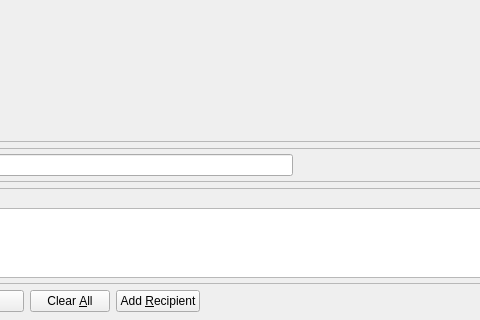
Above: src/qt/forms/zsendcoinsdialog.ui from PirateNetwork/pirate before the change; both pictures show x 137 to 617 and y 206 to 526 of the 850 by 526 pixel window. Below: the same form after it.
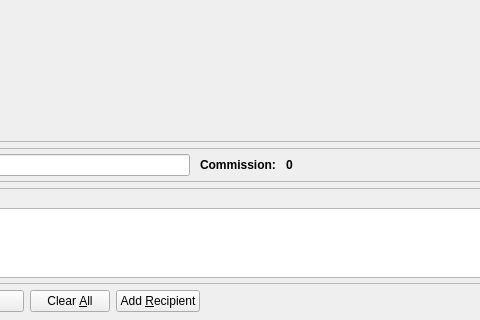
That is the form after the change. Icons and pictures are not drawn. Custom widgets are drawn as their Qt base class.

```diff
--- a/src/qt/forms/zsendcoinsdialog.ui
+++ b/src/qt/forms/zsendcoinsdialog.ui
@@ -291,6 +291,48 @@
               <item>
                <widget class="KomodoAmountField" name="customFee"/>
               </item>
+              
+              <item>
+               <widget class="QLabel" name="labelCommission">
+                <property name="sizePolicy">
+                 <sizepolicy hsizetype="Preferred" vsizetype="Maximum">
+                  <horstretch>0</horstretch>
+                  <verstretch>0</verstretch>
+                 </sizepolicy>
+                </property>
+                <property name="font">
+                 <font>
+                  <weight>75</weight>
+                  <bold>true</bold>
+                 </font>
+                </property>
+                <property name="styleSheet">
+                 <string notr="true">font-weight:bold;</string>
+                </property>
+                <property name="text">
+                 <string>Commission:</string>
+                </property>
+               </widget>
+              </item>
+              <item>
+               <widget class="QLabel" name="labelCommissionValue">
+                <property name="sizePolicy">
+                 <sizepolicy hsizetype="Preferred" vsizetype="Maximum">
+                  <horstretch>0</horstretch>
+                  <verstretch>0</verstretch>
+                 </sizepolicy>
+                </property>
+                <property name="font">
+                 <font>
+                  <weight>75</weight>
+                  <bold>true</bold>
+                 </font>
+                </property>
+                <property name="text">
+                 <string>0</string>
+                </property>
+               </widget>
+              </item>
              </layout>
             </item>
            </layout>
```
